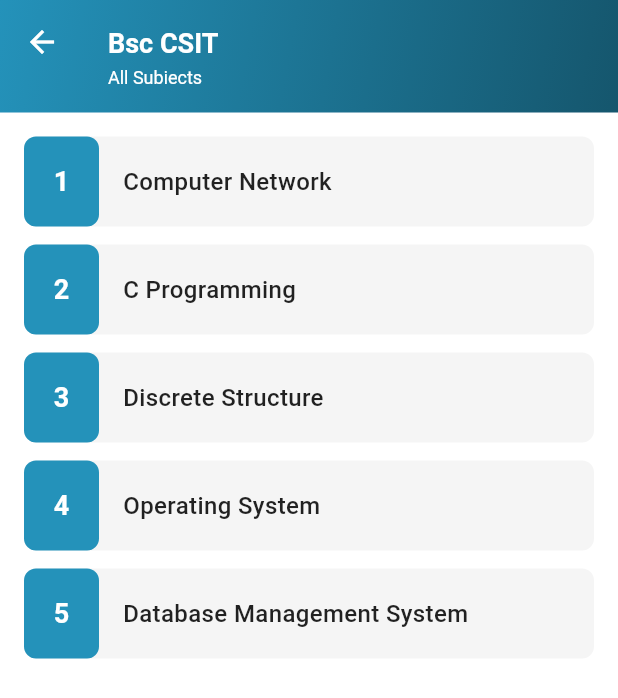
After one commit to loozala/flutter_easy_explanation, a Flutter app: the Notes screen opened directly, after a tap on "BSc CSIT", on a phone screen of 412 x 824 dp. The commit adds this screen. Shown: the top 698 px of the screen. Run offline on Flutter 3.47's test engine with Material 3 defaults, Android fonts, the phone set to English and light mode, and no system bars; Roboto replaces fonts that are missing (Montserrat-Extrabold, Montserrat-Regular); project files that could hold a hidden picture were left out.

Commit message:
subjects pages made

```diff
--- /dev/null
+++ b/lib/csit_page.dart
@@ -0,0 +1,118 @@
+import 'package:flutter/material.dart';
+
+class CsitPage extends StatelessWidget {
+  const CsitPage({super.key});
+
+  final List<String> subjects = const [
+    "Computer Network",
+    "C Programming",
+    "Discrete Structure",
+    "Operating System",
+    "Database Management System",
+  ];
+
+  @override
+  Widget build(BuildContext context) {
+    return Scaffold(
+      backgroundColor: const Color(0xffffffff),
+
+      /// APP BAR
+      /// 🔵 APP BAR
+      appBar: PreferredSize(
+        preferredSize: const Size.fromHeight(75), // increased height
+        child: AppBar(
+          elevation: 0,
+          leading: const Icon(Icons.arrow_back, color: Colors.white),
+
+          title: const Column(
+            crossAxisAlignment: CrossAxisAlignment.start,
+            children: [
+              SizedBox(height: 20), // optional spacing from top
+              Text(
+                "Bsc CSIT",
+                style: TextStyle(
+                  fontSize: 18,
+                  fontWeight: FontWeight.bold,
+                  fontFamily: 'Montserrat-Extrabold',
+                  color: Colors.white,
+                ),
+              ),
+              SizedBox(height: 4),
+              Text(
+                "All Subjects",
+                style: TextStyle(
+                  fontSize: 12,
+                  fontFamily: 'Montserrat-Regular',
+                  fontWeight: FontWeight.w400,
+                  color: Colors.white,
+                ),
+              ),
+            ],
+          ),
+
+          /// Gradient background
+          flexibleSpace: Container(
+            decoration: const BoxDecoration(
+              gradient: LinearGradient(
+                colors: [Color(0xff2492BA), Color(0xff15566D)],
+                begin: Alignment.topLeft,
+                end: Alignment.bottomRight,
+              ),
+            ),
+          ),
+        ),
+      ),
+
+      /// 🧾 BODY
+      body: ListView.builder(
+        padding: const EdgeInsets.all(16),
+        itemCount: subjects.length,
+        itemBuilder: (context, index) {
+          return Container(
+            margin: const EdgeInsets.only(bottom: 12),
+            decoration: BoxDecoration(
+              color: const Color(0xffF5F5F5), // card color (not pure white)
+              borderRadius: BorderRadius.circular(8),
+            ),
+            child: Row(
+              children: [
+                /// 🔢 NUMBER BOX
+                Container(
+                  width: 50,
+                  height: 60,
+                  alignment: Alignment.center,
+                  decoration: BoxDecoration(
+                    color: const Color(0xff2492ba),
+                    borderRadius: BorderRadius.circular(8),
+                  ),
+                  child: Text(
+                    "${index + 1}",
+                    style: const TextStyle(
+                      color: Colors.white,
+                      fontSize: 18,
+                      fontWeight: FontWeight.bold,
+                    ),
+                  ),
+                ),
+
+                const SizedBox(width: 16),
+
+                /// 📘 SUBJECT NAME
+                Expanded(
+                  child: Text(
+                    subjects[index],
+                    style: const TextStyle(
+                      fontSize: 16,
+                      fontWeight: FontWeight.w500,
+                      color: Colors.black87,
+                    ),
+                  ),
+                ),
+              ],
+            ),
+          );
+        },
+      ),
+    );
+  }
+}
--- a/lib/notes.dart
+++ b/lib/notes.dart
@@ -1,4 +1,9 @@
 import 'package:flutter/material.dart';
+import 'csit_page.dart';
+import 'bca_page.dart';
+import 'computer_engineering_page.dart';
+import 'about_us.dart';
+import 'playlist_page.dart';
 
 class Notes extends StatelessWidget {
   const Notes({super.key});
@@ -9,9 +14,9 @@ class Notes extends StatelessWidget {
       backgroundColor: const Color(0xffF6F8FA),
       body: Column(
         children: [
-          /// 🔵 Top Header
+          ///  Top Header
           Container(
-            height: 180, // 👈 matches Figma
+            height: 180,
             width: double.infinity,
             padding: const EdgeInsets.fromLTRB(20, 60, 20, 24),
             decoration: const BoxDecoration(
@@ -25,7 +30,6 @@ class Notes extends StatelessWidget {
             child: Row(
               mainAxisAlignment: MainAxisAlignment.spaceBetween,
               children: [
-                /// Welcome Text
                 Column(
                   crossAxisAlignment: CrossAxisAlignment.start,
                   children: const [
@@ -49,8 +53,6 @@ class Notes extends StatelessWidget {
                     ),
                   ],
                 ),
-
-                /// Profile Avatar
                 const CircleAvatar(
                   radius: 22,
                   backgroundColor: Colors.white,
@@ -66,14 +68,13 @@ class Notes extends StatelessWidget {
             ),
           ),
 
-          /// 📚 Content
+          /// Content
           Expanded(
             child: SingleChildScrollView(
               padding: const EdgeInsets.all(16),
               child: Column(
                 crossAxisAlignment: CrossAxisAlignment.start,
                 children: [
-                  /// Courses
                   const Text(
                     "Courses",
                     style: TextStyle(fontSize: 20, fontWeight: FontWeight.bold),
@@ -81,24 +82,31 @@ class Notes extends StatelessWidget {
                   const SizedBox(height: 12),
 
                   _courseTile(
-                    title: "Bsc.CSIT",
-                    subtitle: "Complete course study Materials",
+                    context: context,
+                    title: "BSc CSIT",
+                    subtitle: "Complete course study materials",
                     icon: Icons.menu_book_outlined,
+                    page: const CsitPage(),
                   ),
+
                   _courseTile(
+                    context: context,
                     title: "BCA",
-                    subtitle: "Complete course study Materials",
+                    subtitle: "Complete course study materials",
                     icon: Icons.subject,
+                    page: const BcaPage(),
                   ),
+
                   _courseTile(
+                    context: context,
                     title: "Computer Engineering",
-                    subtitle: "Complete course and study Materials",
+                    subtitle: "Complete course study materials",
                     icon: Icons.school,
+                    page: const ComputerEngineeringPage(),
                   ),
 
                   const SizedBox(height: 24),
 
-                  /// Study Tools
                   const Text(
                     "Study Tools",
                     style: TextStyle(fontSize: 20, fontWeight: FontWeight.bold),
@@ -107,11 +115,28 @@ class Notes extends StatelessWidget {
 
                   Row(
                     children: [
-                      _toolCard(icon: Icons.info, title: "About Us"),
+                      _toolCard(
+                        icon: Icons.info,
+                        title: "About Us",
+                        onTap: () {
+                          Navigator.push(
+                            context,
+                            MaterialPageRoute(builder: (_) => const AboutUs()),
+                          );
+                        },
+                      ),
                       const SizedBox(width: 16),
                       _toolCard(
                         icon: Icons.playlist_play_rounded,
                         title: "Playlist",
+                        onTap: () {
+                          Navigator.push(
+                            context,
+                            MaterialPageRoute(
+                              builder: (_) => const PlaylistPage(),
+                            ),
+                          );
+                        },
                       ),
                     ],
                   ),
@@ -124,20 +149,31 @@ class Notes extends StatelessWidget {
     );
   }
 
-  /// 📘 Course Tile Widget
+  /// Course Tile
   Widget _courseTile({
+    required BuildContext context,
     required String title,
     required String subtitle,
     required IconData icon,
+    required Widget page,
   }) {
-    return Container(
+    return InkWell(
+      onTap: () {
+        Navigator.push(context, MaterialPageRoute(builder: (_) => page));
+      },
+      borderRadius: BorderRadius.circular(12),
+      child: Container(
         margin: const EdgeInsets.only(bottom: 12),
         padding: const EdgeInsets.all(14),
         decoration: BoxDecoration(
           color: Colors.white,
           borderRadius: BorderRadius.circular(12),
           boxShadow: const [
-          BoxShadow(color: Colors.black12, blurRadius: 6, offset: Offset(0, 3)),
+            BoxShadow(
+              color: Colors.black12,
+              blurRadius: 6,
+              offset: Offset(0, 3),
+            ),
           ],
         ),
         child: Row(
@@ -166,12 +202,20 @@ class Notes extends StatelessWidget {
             const Icon(Icons.chevron_right, color: Colors.blue),
           ],
         ),
+      ),
     );
   }
 
-  /// 🧰 Study Tool Card
-  Widget _toolCard({required IconData icon, required String title}) {
+  /// Tool Card
+  Widget _toolCard({
+    required IconData icon,
+    required String title,
+    required VoidCallback onTap,
+  }) {
     return Expanded(
+      child: InkWell(
+        onTap: onTap,
+        borderRadius: BorderRadius.circular(14),
         child: Container(
           padding: const EdgeInsets.symmetric(vertical: 18),
           decoration: BoxDecoration(
@@ -191,9 +235,13 @@ class Notes extends StatelessWidget {
               const SizedBox(height: 8),
               Text(
                 title,
-              style: const TextStyle(fontWeight: FontWeight.bold, fontSize: 18),
+                style: const TextStyle(
+                  fontWeight: FontWeight.bold,
+                  fontSize: 18,
+                ),
               ),
             ],
+          ),
         ),
       ),
     );
```
Also changed, not shown: lib/bca_page.dart (added, +117 -0 lines), lib/computer_engineering_page.dart (added, +118 -0 lines), lib/playlist_page.dart (added, +15 -0 lines), pubspec.yaml (+7 -0 lines), fonts/Montserrat-Bold.ttf (added), fonts/Montserrat-ExtraBold.ttf (added), fonts/Montserrat-Regular.ttf (added), 6 other files. Lines whose indentation alone changed are shown as unchanged.
